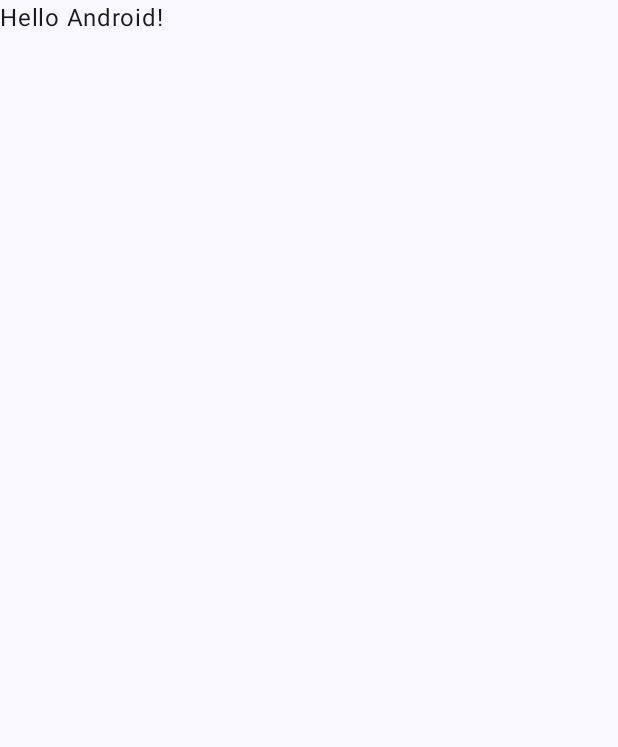
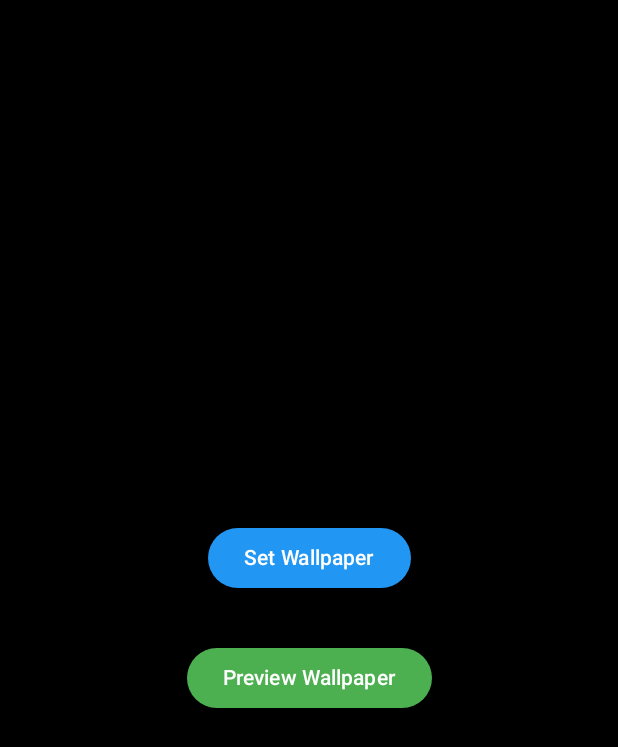
Before and after one commit to euclid-skyline/SmokyCursor, an Android app built with Jetpack Compose: the screen it shows after launch (MainActivity), on a phone screen of 412 x 824 dp. Before the commit the part shown is almost empty. Shown: the top 747 px of the screen. Run offline under Robolectric (Android 15) with nearby library versions, the phone set to English and light mode, and no system bars.

Commit message:
The cursor fade-out once immediately once the fingertip lifts from screen. Also the main activity display the live wallpaper preview screen.

```diff
--- a/app/src/main/AndroidManifest.xml
+++ b/app/src/main/AndroidManifest.xml
@@ -2,7 +2,11 @@
 <manifest xmlns:android="http://schemas.android.com/apk/res/android"
     xmlns:tools="http://schemas.android.com/tools">
 
-    <uses-permission android:name="android.permission.BIND_WALLPAPER" />
+    <uses-feature
+        android:name="android.software.live_wallpaper"
+        android:required="true">
+    </uses-feature>
+
     <application
         android:allowBackup="true"
         android:dataExtractionRules="@xml/data_extraction_rules"
--- a/app/src/main/java/com/example/smokycursor/MainActivity.kt
+++ b/app/src/main/java/com/example/smokycursor/MainActivity.kt
@@ -1,17 +1,33 @@
 package com.example.smokycursor
 
+import android.app.WallpaperManager
 import android.os.Bundle
 import androidx.activity.ComponentActivity
 import androidx.activity.compose.setContent
 import androidx.activity.enableEdgeToEdge
 import androidx.compose.foundation.layout.fillMaxSize
 import androidx.compose.foundation.layout.padding
-import androidx.compose.material3.Scaffold
+//import androidx.compose.material3.Scaffold
 import androidx.compose.material3.Text
 import androidx.compose.runtime.Composable
 import androidx.compose.ui.Modifier
 import androidx.compose.ui.tooling.preview.Preview
 import com.example.smokycursor.ui.theme.SmokyCursorTheme
+
+import android.content.ComponentName
+import android.content.Intent
+
+
+
+
+import androidx.compose.foundation.layout.*
+import androidx.compose.material3.*
+
+import androidx.compose.ui.Alignment
+
+import androidx.compose.ui.graphics.Color
+import androidx.compose.ui.platform.LocalContext
+import androidx.compose.ui.unit.dp
 
 class MainActivity : ComponentActivity() {
     override fun onCreate(savedInstanceState: Bundle?) {
@@ -19,29 +35,107 @@ class MainActivity : ComponentActivity() {
         enableEdgeToEdge()
         setContent {
             SmokyCursorTheme {
-                Scaffold(modifier = Modifier.fillMaxSize()) { innerPadding ->
-                    Greeting(
-                        name = "Android",
-                        modifier = Modifier.padding(innerPadding)
-                    )
-                }
+                WallpaperSetupScreen()
             }
         }
     }
 }
 
+
+//
+//class MainActivity : ComponentActivity() {
+//    override fun onCreate(savedInstanceState: Bundle?) {
+//        super.onCreate(savedInstanceState)
+//        setContent {
+//            SmokeWallpaperTheme {
+//                WallpaperSetupScreen()
+//            }
+//        }
+//    }
+//}
+
 @Composable
-fun Greeting(name: String, modifier: Modifier = Modifier) {
-    Text(
-        text = "Hello $name!",
-        modifier = modifier
-    )
+fun WallpaperSetupScreen() {
+    val context = LocalContext.current
+
+    Surface(
+        modifier = Modifier.fillMaxSize(),
+        color = Color.Black
+    ) {
+        Column(
+            modifier = Modifier.fillMaxSize(),
+            horizontalAlignment = Alignment.CenterHorizontally,
+            verticalArrangement = Arrangement.Center
+        ) {
+            Button(
+                onClick = {
+                    context.setLiveWallpaper()
+                },
+                colors = ButtonDefaults.buttonColors(
+                    containerColor = Color(0xFF2196F3),
+                    contentColor = Color.White
+                ),
+                modifier = Modifier.padding(16.dp)
+            ) {
+                Text("Set Wallpaper")
+            }
+
+            Button(
+                onClick = {
+                    context.previewWallpaper()
+                },
+                colors = ButtonDefaults.buttonColors(
+                    containerColor = Color(0xFF4CAF50),
+                    contentColor = Color.White
+                ),
+                modifier = Modifier.padding(16.dp)
+            ) {
+                Text("Preview Wallpaper")
+            }
+        }
+    }
 }
+
+//@Composable
+//fun SmokeWallpaperTheme(
+//    content: @Composable () -> Unit
+//) {
+//    MaterialTheme(
+//        colorScheme = MaterialTheme.colorScheme.copy(
+//            background = Color.Black,
+//            primary = Color(0xFF2196F3),
+//            secondary = Color(0xFF4CAF50)
+//        ),
+//        content = content
+//    )
+//}
+
+private fun android.content.Context.setLiveWallpaper() {
+    val intent = Intent(WallpaperManager.ACTION_CHANGE_LIVE_WALLPAPER).apply {
+        putExtra(
+            WallpaperManager.EXTRA_LIVE_WALLPAPER_COMPONENT,
+            ComponentName(this@setLiveWallpaper, SmokeWallpaperService::class.java)
+        )
+    }
+    startActivity(intent)
+}
+
+private fun android.content.Context.previewWallpaper() {
+    val intent = Intent().apply {
+        action = WallpaperManager.ACTION_LIVE_WALLPAPER_CHOOSER
+        putExtra(
+            WallpaperManager.EXTRA_LIVE_WALLPAPER_COMPONENT,
+            ComponentName(this@previewWallpaper, SmokeWallpaperService::class.java)
+        )
+    }
+    startActivity(intent)
+}
+
 
 @Preview(showBackground = true)
 @Composable
 fun GreetingPreview() {
     SmokyCursorTheme {
-        Greeting("Android")
+        WallpaperSetupScreen()
     }
 }
--- a/gradle/libs.versions.toml
+++ b/gradle/libs.versions.toml
@@ -1,5 +1,5 @@
 [versions]
-agp = "8.9.0"
+agp = "8.9.1"
 kotlin = "2.0.21"
 coreKtx = "1.15.0"
 junit = "4.13.2"
```
Also changed, not shown: app/src/main/java/com/example/smokycursor/SmokeWallpaperService.kt (+72 -39 lines).
